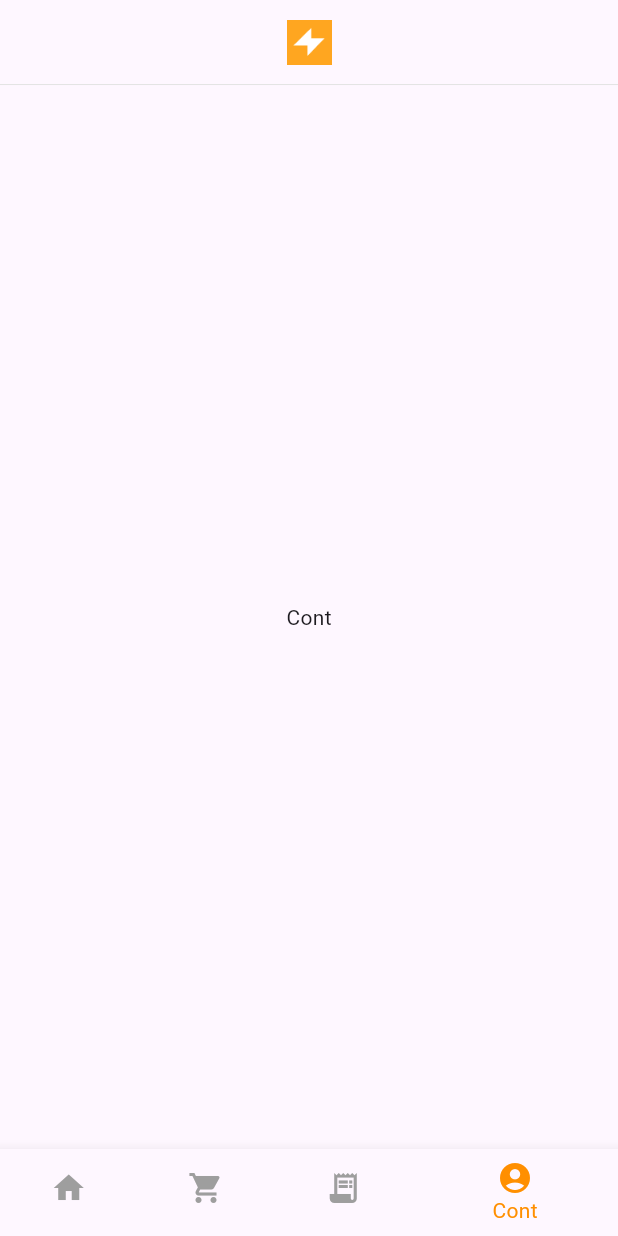
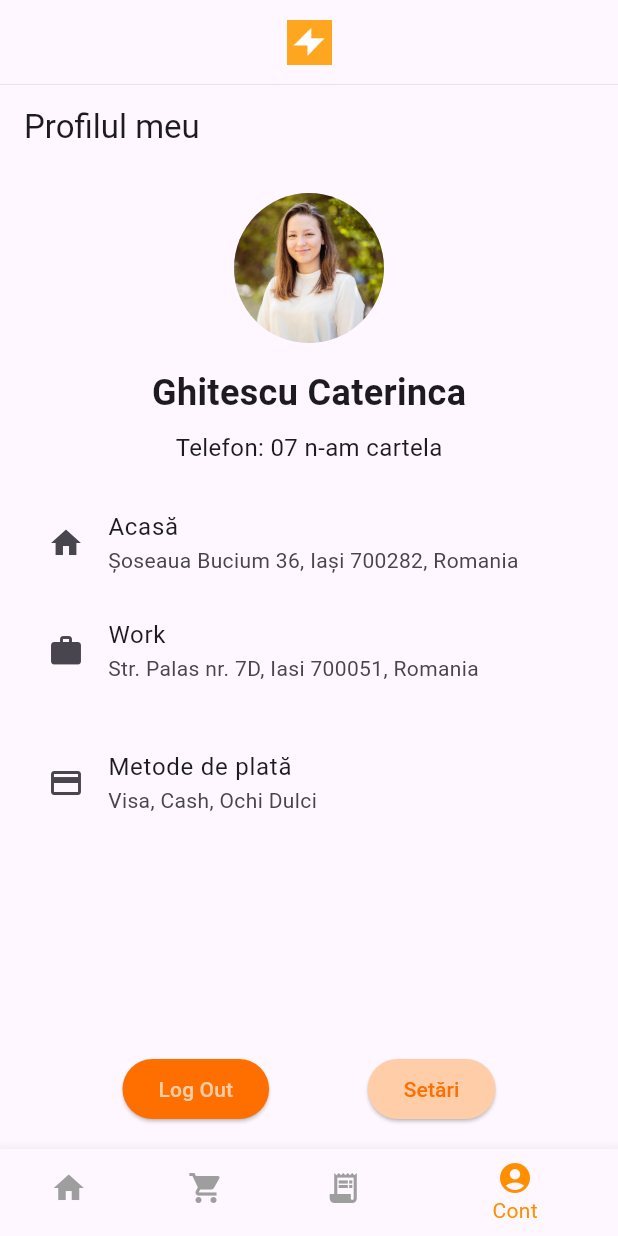
Before and after one commit to GhitescuCaterina/food-delivery-app, a Flutter app: the screen it shows after launch, item 4 of the bottom bar chosen, on a phone screen of 412 x 824 dp. Run offline on Flutter 3.47's test engine with Material 3 defaults, Android fonts, the light colour scheme and no system bars.

Commit message:
nu mai am mult !!!

```diff
--- /dev/null
+++ b/lib/screens/cont_screen.dart
@@ -0,0 +1,77 @@
+import 'package:flutter/material.dart';
+
+class ContScreen extends StatelessWidget {
+  const ContScreen({super.key});
+
+  @override
+  Widget build(BuildContext context) {
+    return Scaffold(
+      appBar: AppBar(
+        title: const Text('Profilul meu'),
+      ),
+      body: Padding(
+        padding: const EdgeInsets.all(16.0),
+        child: Column(
+          children: <Widget>[
+            const CircleAvatar(
+              radius: 50,
+              backgroundImage: AssetImage('lib/images/proasta1.png'), // Înlocuiește cu calea către imaginea ta
+            ),
+            const SizedBox(height: 16),
+            const Text(
+              'Ghitescu Caterinca',
+              style: TextStyle(fontSize: 24, fontWeight: FontWeight.bold),
+            ),
+            const SizedBox(height: 8),
+            const Text(
+              'Telefon: 07 n-am cartela',
+              style: TextStyle(fontSize: 16),
+            ),
+            const SizedBox(height: 16),
+            const ListTile(
+              leading: Icon(Icons.home),
+              title: Text('Acasă'),
+              subtitle: Text('Șoseaua Bucium 36, Iași 700282, Romania'),
+            ),
+            const ListTile(
+              leading: Icon(Icons.work),
+              title: Text('Work'),
+              subtitle: Text('Str. Palas nr. 7D, Iasi 700051, Romania'),
+            ),
+            const SizedBox(height: 16),
+            const ListTile(
+              leading: Icon(Icons.payment),
+              title: Text('Metode de plată'),
+              subtitle: Text('Visa, Cash, Ochi Dulci'),
+            ),
+            const Spacer(),
+            Row(
+              mainAxisAlignment: MainAxisAlignment.spaceEvenly,
+              children: [
+                ElevatedButton(
+                  onPressed: () {
+                    // Log out action
+                  },
+                  style: ElevatedButton.styleFrom(
+                    backgroundColor: Colors.amber[900],
+                    foregroundColor: const Color.fromARGB(255, 255, 206, 168),
+                  ),
+                  child: const Text('Log Out'),
+                ),
+                ElevatedButton(
+                  onPressed: () {
+                    // Navigate to settings screen
+                  },
+                  style: ElevatedButton.styleFrom(
+                    backgroundColor: const Color.fromARGB(255, 255, 206, 168),
+                    foregroundColor: Colors.amber[900],                  ),
+                  child: const Text('Setări'),
+                ),
+              ],
+            ),
+          ],
+        ),
+      ),
+    );
+  }
+}
--- a/lib/screens/home_screen.dart
+++ b/lib/screens/home_screen.dart
@@ -1,11 +1,10 @@
-// ignore_for_file: unused_import
-
 import 'package:flutter/material.dart';
 import 'comenzi.dart';
 import 'order_screen.dart';
 import 'model.dart';
 import 'cart_screen.dart';
-import 'navigation_helper.dart';
+import 'cont_screen.dart';
+import 'food_more.dart'; // Import the FoodAndMoreScreen
 
 class HomeScreen extends StatefulWidget {
   const HomeScreen({super.key});
@@ -16,13 +15,32 @@ class HomeScreen extends StatefulWidget {
 
 class HomeScreenState extends State<HomeScreen> {
   int _selectedIndex = 0;
+  String _selectedOption = 'Food & More';
 
-  final List<Widget> _widgetOptions = <Widget>[
-    const HomePageContent(),
-    CartScreen(),
-    Comenzi(),
-    const Text('Cont'),
-  ];
+  late List<Widget> _homePageOptions;
+  late List<Widget> _widgetOptions;
+
+  @override
+  void initState() {
+    super.initState();
+    _homePageOptions = <Widget>[
+      const FoodAndMoreScreen(),
+      const Center(
+          child:
+              Text('Restaurante Favorite')), // Placeholder for another screen
+      const Center(
+          child: Text('Meniul Zilei')), // Placeholder for another screen
+    ];
+
+    _widgetOptions = <Widget>[
+      HomePageContent(
+        onDropdownChanged: _onDropdownChanged,
+      ),
+      CartScreen(),
+      Comenzi(),
+      ContScreen(), // Adaugă ContScreen
+    ];
+  }
 
   void _onItemTapped(int index) {
     setState(() {
@@ -33,6 +51,12 @@ class HomeScreenState extends State<HomeScreen> {
   void navigateToCart() {
     setState(() {
       _selectedIndex = 1;
+    });
+  }
+
+  void _onDropdownChanged(String? newValue) {
+    setState(() {
+      _selectedOption = newValue!;
     });
   }
 
@@ -48,7 +72,13 @@ class HomeScreenState extends State<HomeScreen> {
           const Divider(height: 0.7, color: Color.fromARGB(255, 228, 228, 228)),
           Expanded(
             child: Center(
-              child: _widgetOptions.elementAt(_selectedIndex),
+              child: _selectedIndex == 0
+                  ? _homePageOptions[[
+                      'Food & More',
+                      'Restaurante Favorite',
+                      'Meniul Zilei'
+                    ].indexOf(_selectedOption)]
+                  : _widgetOptions.elementAt(_selectedIndex),
             ),
           ),
         ],
@@ -82,7 +112,9 @@ class HomeScreenState extends State<HomeScreen> {
 }
 
 class HomePageContent extends StatefulWidget {
-  const HomePageContent({super.key});
+  const HomePageContent({Key? key, required this.onDropdownChanged});
+
+  final ValueChanged<String?> onDropdownChanged;
 
   @override
   _HomePageContentState createState() => _HomePageContentState();
@@ -107,6 +139,7 @@ class _HomePageContentState extends State<HomePageContent> {
             setState(() {
               _selectedOption = newValue!;
             });
+            widget.onDropdownChanged(newValue);
           },
           items: <String>['Food & More', 'Restaurante Favorite', 'Meniul Zilei']
               .map<DropdownMenuItem<String>>((String value) {
@@ -116,11 +149,6 @@ class _HomePageContentState extends State<HomePageContent> {
             );
           }).toList(),
         ),
-        Expanded(
-          child: Center(
-            child: Text('Selected: $_selectedOption'),
-          ),
-        ),
       ],
     );
   }
```
Also changed, not shown: lib/screens/food_more.dart (added, +61 -0 lines), lib/screens/meniul_zilei.dart (added, +21 -0 lines), lib/screens/restaurante_favorite.dart (added, +20 -0 lines), pubspec.yaml (+8 -0 lines), lib/images/magazin1.png (added), lib/images/proasta1.png (added), lib/images/restaurant2.png (added), 5 other files.
